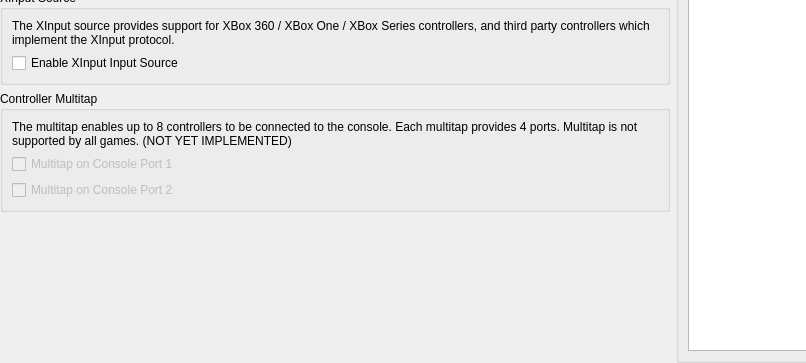
The window that pcsx2-qt/Settings/ControllerGlobalSettingsWidget.ui (PCSX2/pcsx2) describes before a commit, drawn with Qt 5; both pictures show x 0 to 806 and y 137 to 500 of the 900 by 500 pixel window.
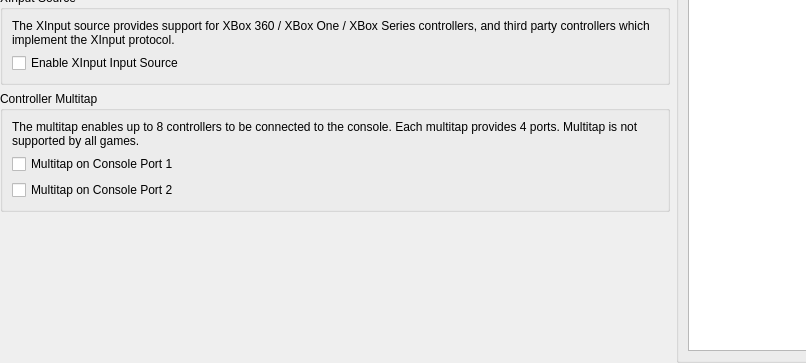
The same window after the commit.

Commit message: Qt: Implement multitap

```diff
--- a/pcsx2-qt/Settings/ControllerGlobalSettingsWidget.ui
+++ b/pcsx2-qt/Settings/ControllerGlobalSettingsWidget.ui
@@ -96,7 +96,7 @@
         <item>
          <widget class="QLabel" name="label">
           <property name="text">
-           <string>The multitap enables up to 8 controllers to be connected to the console. Each multitap provides 4 ports. Multitap is not supported by all games. (NOT YET IMPLEMENTED)</string>
+           <string>The multitap enables up to 8 controllers to be connected to the console. Each multitap provides 4 ports. Multitap is not supported by all games.</string>
           </property>
           <property name="wordWrap">
            <bool>true</bool>
@@ -105,9 +105,6 @@
         </item>
         <item>
          <widget class="QCheckBox" name="multitapPort1">
-          <property name="enabled">
-           <bool>false</bool>
-          </property>
           <property name="text">
            <string>Multitap on Console Port 1</string>
           </property>
@@ -115,9 +112,6 @@
         </item>
         <item>
          <widget class="QCheckBox" name="multitapPort2">
-          <property name="enabled">
-           <bool>false</bool>
-          </property>
           <property name="text">
            <string>Multitap on Console Port 2</string>
           </property>
```
The commit also changes 15 other files.
